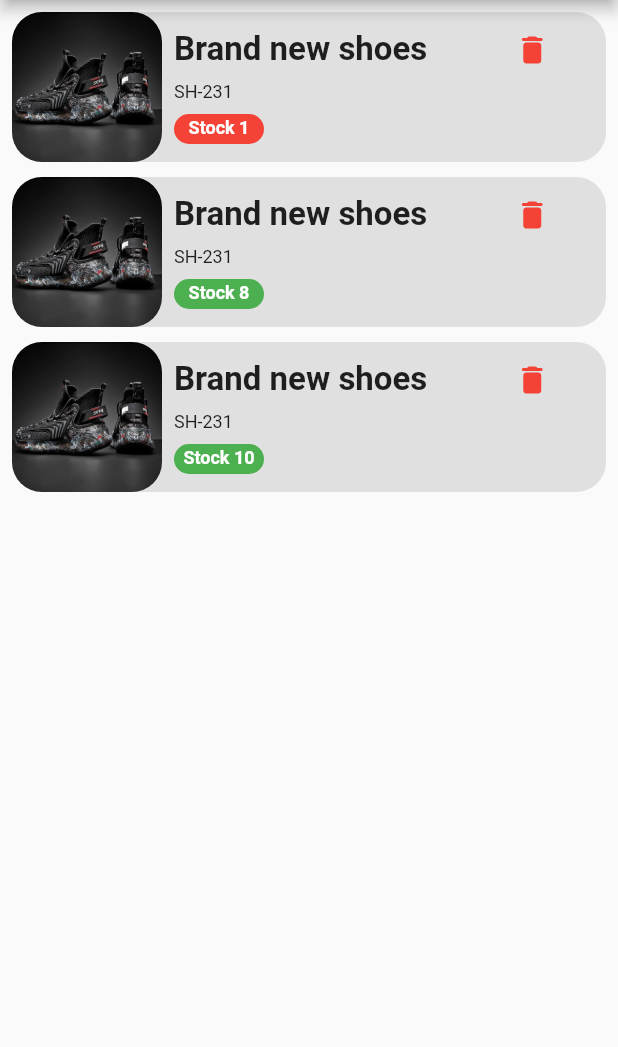
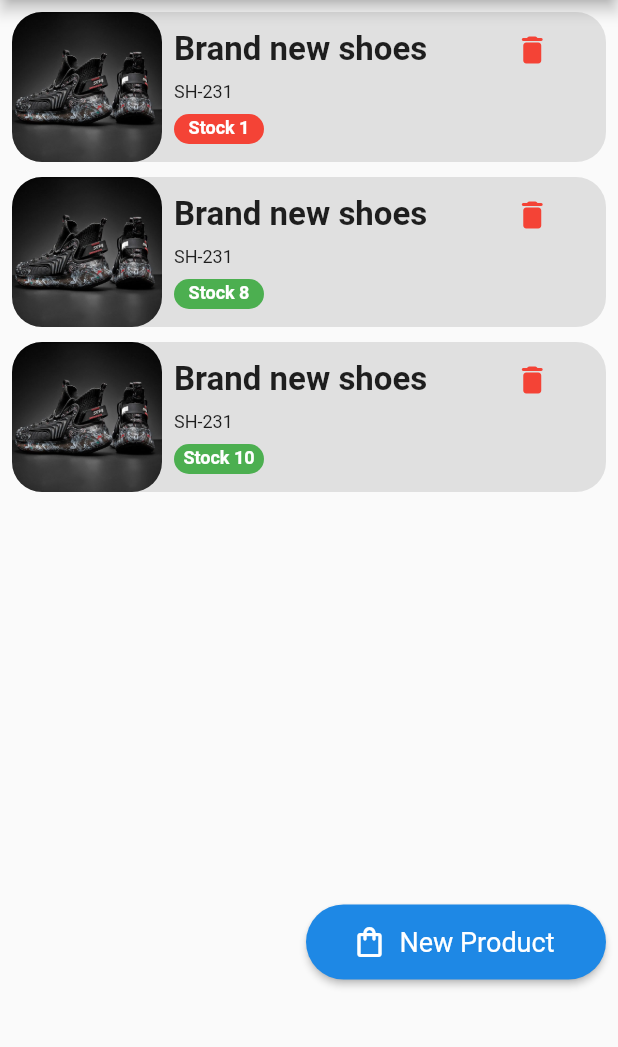
Before and after one commit to Fallid/Utter_Workshop, a Flutter app: the screen it shows after launch, on a phone screen of 412 x 824 dp, the part 84-1131 px from its top. Run offline on Flutter 3.47's test engine with Material 2 defaults, Android fonts, the phone set to English and light mode, and no system bars.

Commit message:
This is a new commit for what I originally planned to be amended

```diff
--- a/lib/main.dart
+++ b/lib/main.dart
@@ -29,6 +29,7 @@ class MyHomePage extends StatefulWidget {
 }
 
 class _MyHomePageState extends State<MyHomePage> {
+  void tekanTombol() {}
   @override
   Widget build(BuildContext context) {
     return Scaffold(
@@ -260,6 +261,36 @@ class _MyHomePageState extends State<MyHomePage> {
               ),
             ),
           ),
+          Row(
+            mainAxisAlignment: MainAxisAlignment.end,
+            children: [
+              Container(
+                padding: const EdgeInsets.only(top: 275),
+                child: SizedBox(
+                  height: 50,
+                  width: 200,
+                  child: ElevatedButton.icon(
+                    onPressed: () {},
+                    icon: const Icon(
+                      Icons.shopping_bag_outlined,
+                      color: Colors.white,
+                      size: 24.0,
+                    ),
+                    label: const Text(
+                      "New Product",
+                      style:
+                          TextStyle(fontSize: 18, fontWeight: FontWeight.w400),
+                    ),
+                    style: ElevatedButton.styleFrom(
+                        primary: Colors.blue[600],
+                        onPrimary: Colors.white,
+                        shape: RoundedRectangleBorder(
+                            borderRadius: BorderRadius.circular(25))),
+                  ),
+                ),
+              ),
+            ],
+          )
         ],
       ),
     );
```
